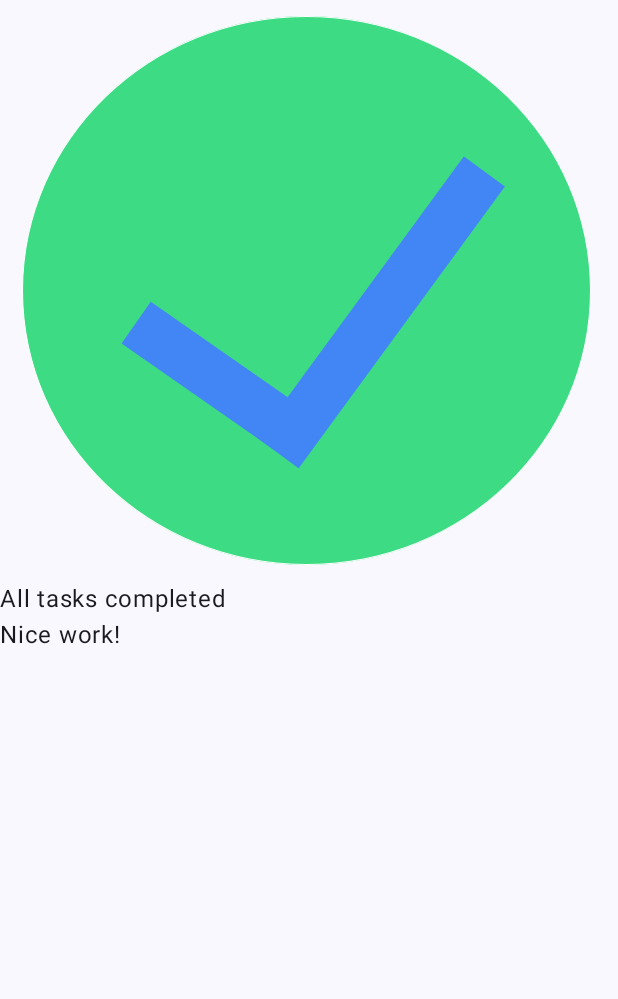
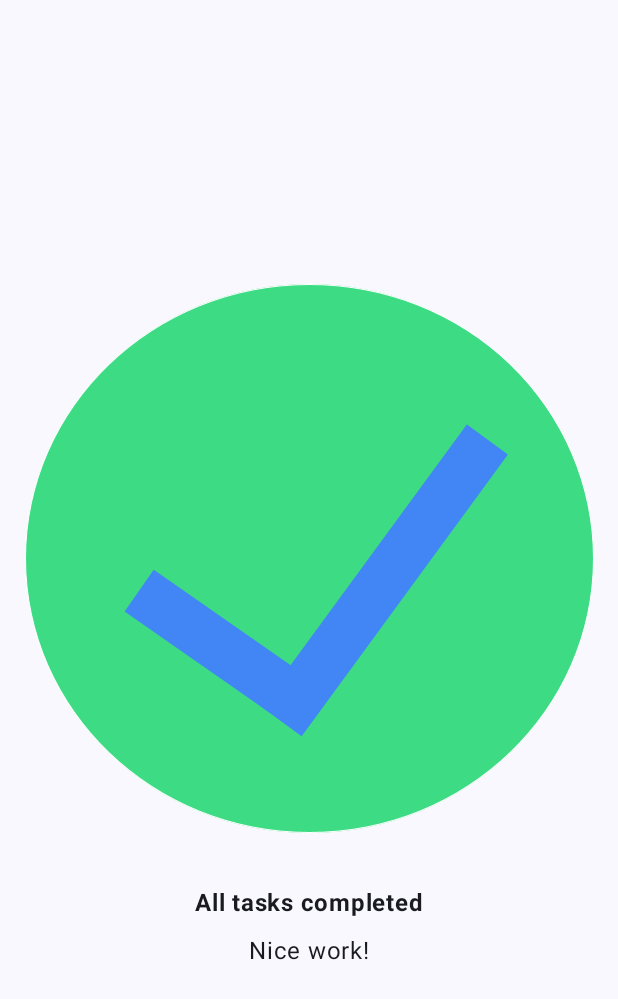
Before and after one commit to jscharnitzke/TaskManager, an Android app built with Jetpack Compose: the screen it shows after launch (MainActivity), on a phone screen of 412 x 824 dp. Shown: the top 999 px of the screen. Run offline under Robolectric (Android 15) with nearby library versions, the phone set to English and light mode, and no system bars.

Commit message:
add styling to all elements

```diff
--- a/app/src/main/java/com/example/taskmanager/MainActivity.kt
+++ b/app/src/main/java/com/example/taskmanager/MainActivity.kt
@@ -4,16 +4,22 @@ import android.os.Bundle
 import androidx.activity.ComponentActivity
 import androidx.activity.compose.setContent
 import androidx.compose.foundation.Image
+import androidx.compose.foundation.layout.Arrangement
 import androidx.compose.foundation.layout.Column
 import androidx.compose.foundation.layout.fillMaxSize
+import androidx.compose.foundation.layout.padding
 import androidx.compose.material3.MaterialTheme
 import androidx.compose.material3.Surface
 import androidx.compose.material3.Text
 import androidx.compose.runtime.Composable
+import androidx.compose.ui.Alignment
 import androidx.compose.ui.Modifier
 import androidx.compose.ui.res.painterResource
 import androidx.compose.ui.res.stringResource
+import androidx.compose.ui.text.font.FontWeight
 import androidx.compose.ui.tooling.preview.Preview
+import androidx.compose.ui.unit.dp
+import androidx.compose.ui.unit.sp
 import com.example.taskmanager.ui.theme.TaskManagerTheme
 
 class MainActivity : ComponentActivity() {
@@ -46,7 +52,10 @@ fun CheckmarkImage(modifier: Modifier = Modifier) {
 
 @Composable
 fun ContentBody(modifier: Modifier = Modifier) {
-    Column {
+    Column(
+        horizontalAlignment = Alignment.CenterHorizontally,
+        verticalArrangement = Arrangement.Center,
+    ) {
         CheckmarkImage(modifier = modifier)
         TasksRemainingText(modifier = modifier)
         PraiseText(modifier = modifier)
@@ -57,6 +66,7 @@ fun ContentBody(modifier: Modifier = Modifier) {
 fun PraiseText(modifier: Modifier = Modifier) {
     Text(
         modifier = modifier,
+        fontSize = 16.sp,
         text = stringResource(R.string.praise_text),
     )
 }
@@ -64,7 +74,8 @@ fun PraiseText(modifier: Modifier = Modifier) {
 @Composable
 fun TasksRemainingText(modifier: Modifier = Modifier) {
     Text(
-        modifier = modifier,
+        modifier = modifier.padding(bottom = 8.dp, top = 24.dp),
+        fontWeight = FontWeight.Bold,
         text = stringResource(R.string.tasks_remaining_text),
     )
 }
```
